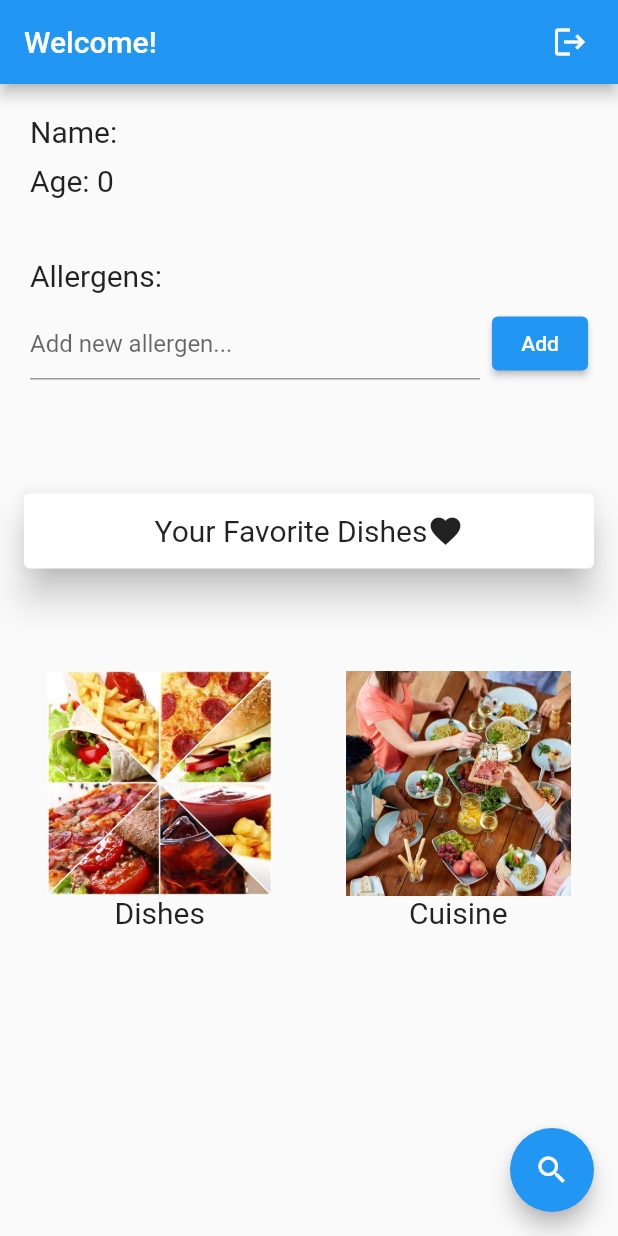
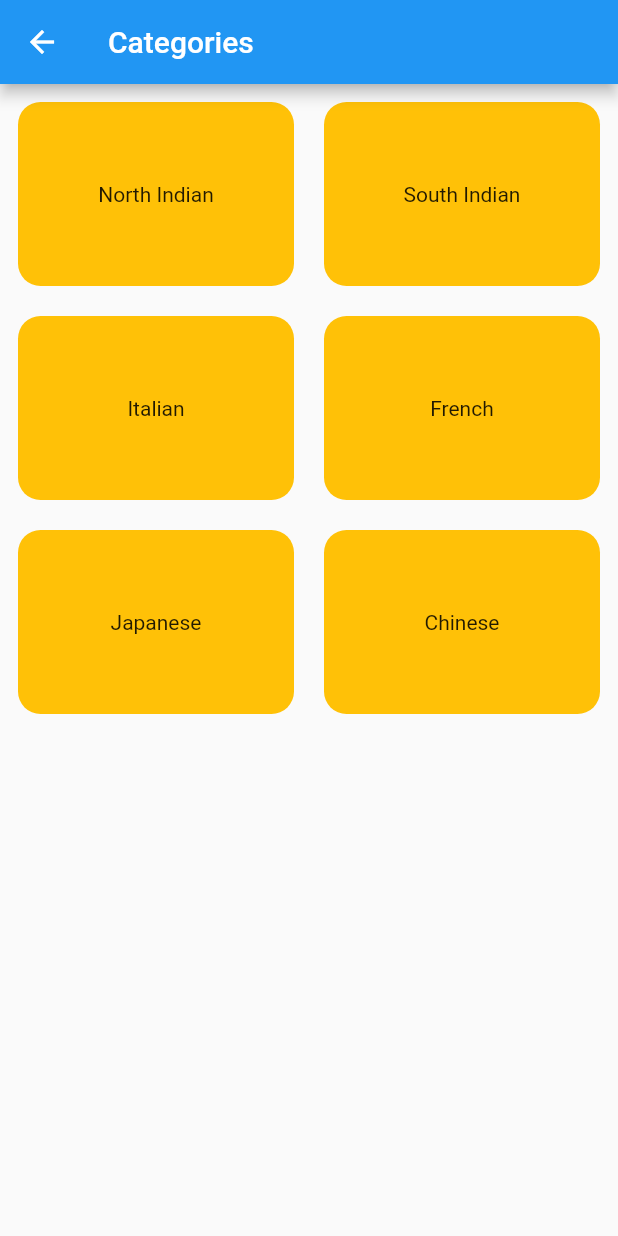
Before and after one commit to alphadead/makeathonPlatePal, a Flutter app: the DashboardScreen screen opened directly, after a tap on "Cuisine", on a phone screen of 412 x 824 dp. Run offline on Flutter 3.47's test engine with Material 2 defaults, Android fonts, the light colour scheme and no system bars; our stand-ins replace cloud_firestore, firebase_auth, firebase_core; accounts and stored records are empty.

Commit message:
search and grid added

```diff
--- /dev/null
+++ b/lib/category.dart
@@ -0,0 +1,108 @@
+import 'package:cloud_firestore/cloud_firestore.dart';
+import 'package:flutter/material.dart';
+import 'package:makeathon/home.dart';
+
+class Categories extends StatefulWidget {
+  const Categories({Key? key}) : super(key: key);
+
+  @override
+  State<Categories> createState() => _CategoriesState();
+}
+
+class _CategoriesState extends State<Categories> {
+  @override
+  Widget build(BuildContext context) {
+    List<String> myProducts = [
+      'North Indian',
+      'South Indian',
+      'Italian',
+      'French',
+      'Japanese',
+      'Chinese'
+    ];
+    return Scaffold(
+      appBar: AppBar(
+        title: const Text('Categories'),
+      ),
+      body: Padding(
+        padding: const EdgeInsets.all(12.0),
+        child: GridView.builder(
+          gridDelegate: const SliverGridDelegateWithMaxCrossAxisExtent(
+            maxCrossAxisExtent: 200,
+            childAspectRatio: 3 / 2,
+            crossAxisSpacing: 20,
+            mainAxisSpacing: 20,
+          ),
+          shrinkWrap: true,
+          itemCount: 6,
+          itemBuilder: (BuildContext ctx, index) {
+            return InkWell(
+              onTap: () {
+                Navigator.push(
+                  context,
+                  MaterialPageRoute(
+                    builder: (context) => HomeScreen(),
+                  ),
+                );
+              },
+              child: Container(
+                alignment: Alignment.center,
+                decoration: BoxDecoration(
+                  color: Colors.amber,
+                  borderRadius: BorderRadius.circular(15),
+                ),
+                child: Text(
+                  myProducts[index].toString(),
+                ),
+              ),
+            );
+          },
+        ),
+      ),
+    );
+  }
+}
+
+class CategoryRecipe extends StatefulWidget {
+  final String id;
+  const CategoryRecipe({Key? key, required this.id}) : super(key: key);
+
+  @override
+  State<CategoryRecipe> createState() => _CategoryRecipeState();
+}
+
+class _CategoryRecipeState extends State<CategoryRecipe> {
+  @override
+  Widget build(BuildContext context) {
+    return Scaffold(
+      body: StreamBuilder<QuerySnapshot>(
+        stream: FirebaseFirestore.instance.collection('recipes').snapshots(),
+        builder: (BuildContext context, AsyncSnapshot<QuerySnapshot> snapshot) {
+          if (snapshot.hasError) {
+            return Text('Error: ${snapshot.error}');
+          }
+
+          if (snapshot.connectionState == ConnectionState.waiting) {
+            return const Text('Loading...');
+          }
+
+          return ListView.builder(
+            itemCount: snapshot.data!.docs.length,
+            itemBuilder: (context, index) {
+              if (snapshot.data!.docs[index]["cuisine"].toString() ==
+                  widget.id) {
+                dynamic recipe = snapshot.data!.docs[index];
+
+                return ListTile(
+                  title: Text(recipe['name']),
+                  onTap: () {},
+                );
+              }
+              return const SizedBox.shrink();
+            },
+          );
+        },
+      ),
+    );
+  }
+}
--- a/lib/dashboard.dart
+++ b/lib/dashboard.dart
@@ -1,6 +1,7 @@
 import 'package:cloud_firestore/cloud_firestore.dart';
 import 'package:firebase_auth/firebase_auth.dart';
 import 'package:flutter/material.dart';
+import 'package:makeathon/category.dart';
 import 'package:makeathon/fav.dart';
 import 'package:makeathon/home.dart';
 import 'package:makeathon/login.dart';
@@ -296,10 +297,10 @@ class _DashboardScreenState extends State<DashboardScreen> {
                     ),
                     InkWell(
                       onTap: () {
-                        // Navigator.of(context).push(
-                        //   MaterialPageRoute(
-                        //       builder: (context) => const CulturalFiltersScreen(onSelectionChanged: (List<String> ) {  }, selectedCultures: [],)),
-                        // );
+                        Navigator.of(context).push(
+                          MaterialPageRoute(
+                              builder: (context) => const Categories()),
+                        );
                       },
                       child: Column(
                         children: [
--- a/lib/main.dart
+++ b/lib/main.dart
@@ -1,6 +1,6 @@
 import 'package:flutter/material.dart';
 import 'package:firebase_core/firebase_core.dart';
-import 'package:makeathon/dashboard.dart';
+import 'package:makeathon/login.dart';
 
 void main() async {
   WidgetsFlutterBinding.ensureInitialized();
@@ -20,7 +20,7 @@ class MyApp extends StatelessWidget {
       theme: ThemeData(
         primarySwatch: Colors.blue,
       ),
-      home: DashboardScreen(),
+      home: const LoginPage(),
     );
   }
 }
--- a/lib/recipeSearch.dart
+++ b/lib/recipeSearch.dart
@@ -16,8 +16,10 @@ class _RecipeSearchScreenState extends State<RecipeSearchScreen> {
     final CollectionReference recipesRef =
         FirebaseFirestore.instance.collection('recipes');
 
-    QuerySnapshot querySnapshot =
-        await recipesRef.where('name', isGreaterThanOrEqualTo: query).get();
+    QuerySnapshot querySnapshot = await recipesRef
+        .where('name', isGreaterThanOrEqualTo: query)
+        .where('name', isLessThan: '${query}z')
+        .get();
 
     setState(() {
       _searchResults = querySnapshot.docs;
```
Also changed, not shown: lib/home.dart (+22 -4 lines).
